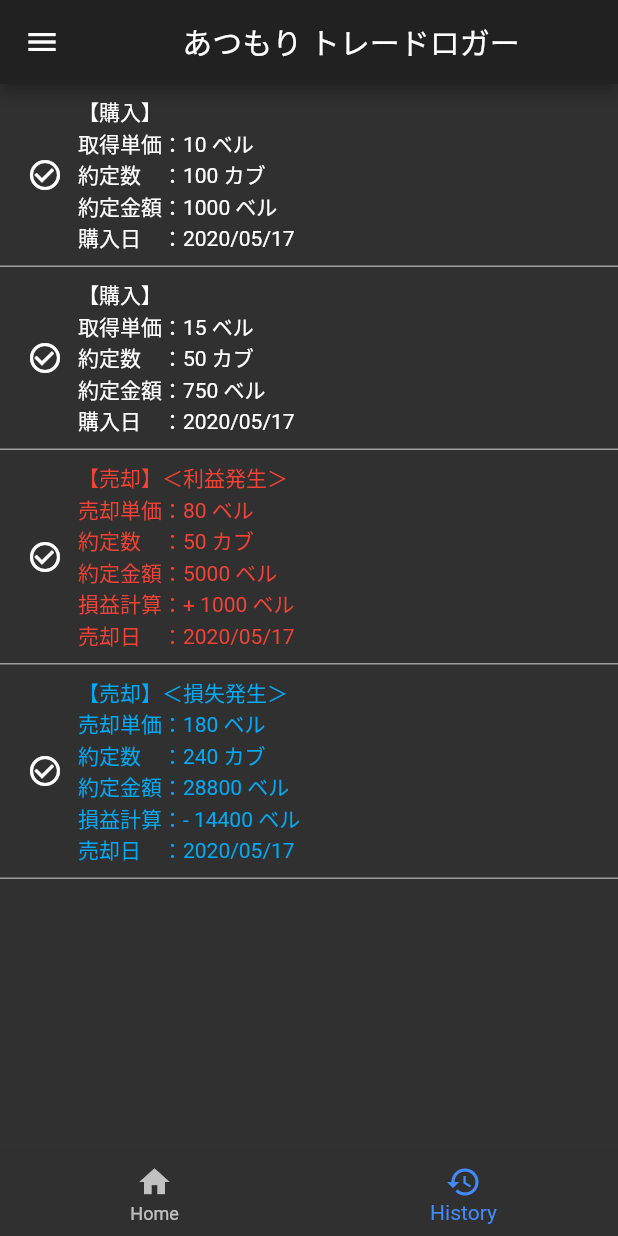
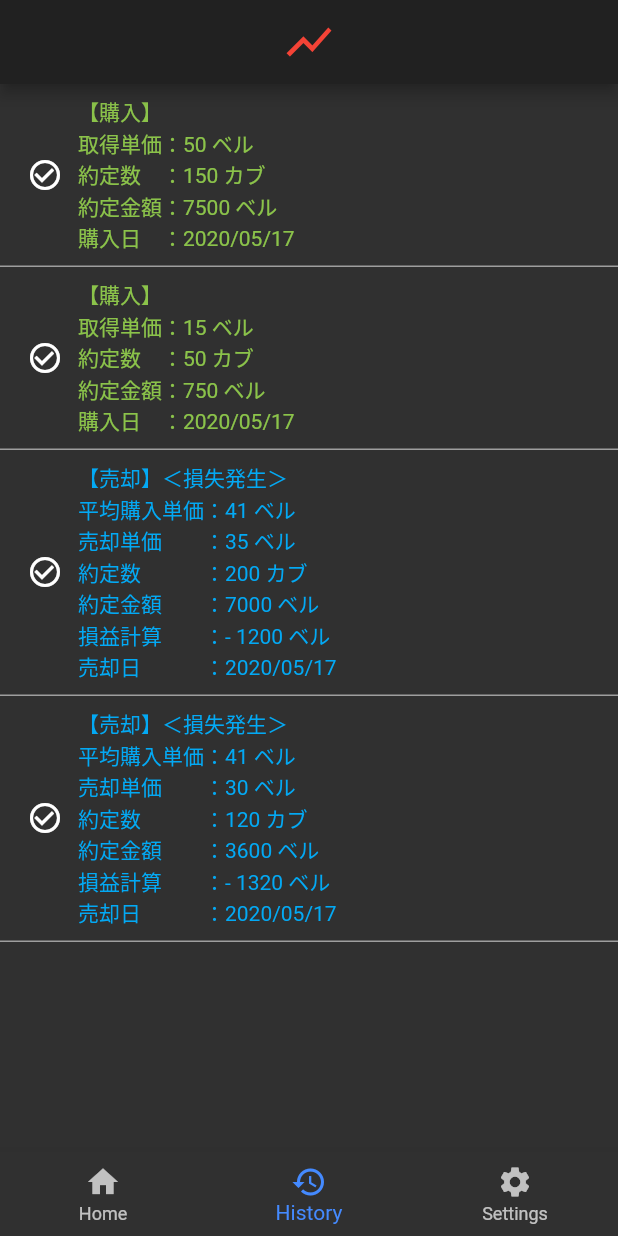
Before and after one commit to jskny/atumori-stock-manager, a Flutter app: the screen it shows after launch, swiped to page 2, on a phone screen of 412 x 824 dp. Run offline on Flutter 3.47's test engine with Material 2 defaults, Android fonts, the phone set to English and light mode, and no system bars; our stand-ins replace firebase_auth, google_sign_in; missing offline and left inert: dart:html; accounts and stored records are empty.

Commit message:
add tradelog bug fix

```diff
--- a/lib/main.dart
+++ b/lib/main.dart
@@ -14,6 +14,42 @@ import 'package:google_sign_in/google_sign_in.dart';
 // 取引履歴のListView関連
 // https://flutter.ctrnost.com/basic/layout/listview/
 
+
+// 取引ログ格納用構造体
+class TradeInfo {
+	// 取引区分（０＝未指定、１＝買付、２＝売却）
+	int type;
+
+	// 取引単価
+	int price;
+
+	// 取引個数
+	int number;
+
+	// 処理日付等
+	int date;
+
+	// 初期化だけをするコンストラクタ
+	TradeInfo() :
+		this.type = 0,
+		this.price = 0,
+		this.number = 0,
+		this.date = 0;
+
+
+	// 取引区分、単価価格、数量
+	TradeInfo.fill(int t, int p, int n) {
+		this.type = t;
+		this.price = p;
+		this.number = n;
+	}
+
+
+	void disp() {
+		print("${this.type == 1 ? "B" : (this.type == 2 ? "S" : "N") }, ${this.price}, ${this.number}");
+	}
+}
+
 void main() {
 	runApp(MyApp());
 }
@@ -23,9 +59,9 @@ class MyApp extends StatelessWidget {
 	@override
 	Widget build(BuildContext context) {
 		return MaterialApp(
-			title: 'あつもり トレードロガー',
+			title: 'カブ価メモ君',
 			theme: ThemeData.dark(),
-			home: MyHomePage(title: 'あつもり トレードロガー'),
+			home: MyHomePage(title: 'カブ価メモ君'),
 		);
 	}
 }
@@ -43,7 +79,9 @@ class _MyHomePageState extends State<MyHomePage> {
 	// タブ関連
 	PageController _pageController;
 	int _currentIndex = 0;
-	List<Widget> _pageWidgets = new List(2);
+	List<Widget> _pageWidgets = new List(3);
+
+	List<TradeInfo> _tradeInfo = new List<TradeInfo>();
 
 
 	@override
@@ -51,17 +89,65 @@ class _MyHomePageState extends State<MyHomePage> {
 		super.initState();
 		_pageController = new PageController();
 
+
+		// 買付ダミー
+		this._tradeInfo.add(new TradeInfo.fill(1, 50, 150));
+		this._tradeInfo.add(new TradeInfo.fill(1, 15, 50));
+
+		// 売却ダミー
+		this._tradeInfo.add(new TradeInfo.fill(2, 35, 200));
+		this._tradeInfo.add(new TradeInfo.fill(2, 30, 120));
+
+
 		// ホーム画面
 		_pageWidgets[0] = _createHomePage();
 		// 取引履歴画面
-		_pageWidgets[1] = new ListView(
-			children: [
+		_pageWidgets[1] = new ListView.builder(
+			itemCount: this._tradeInfo.length,
+			itemBuilder: (context, int index) {
+				// 買付の場合
+				if (this._tradeInfo[index].type == 1) {
+					return (_historyItemBought(this._tradeInfo[index].price, this._tradeInfo[index].number));
+				}
+				// 売却の場合
+				else if (this._tradeInfo[index].type == 2) {
+					// 平均取得残高計算
+					int tmpPrice = 0;
+					int tmpCnt = 0;
+
+					// ログから平均取得残高を計算
+					for (int i = 0; i < this._tradeInfo.length; ++i) {
+						// 日付が先週のものは計算除外
+						// TODO:
+
+						if (this._tradeInfo[i].type == 1) {
+							// 買付
+							tmpPrice += this._tradeInfo[i].price * this._tradeInfo[i].number;
+							tmpCnt += this._tradeInfo[i].number;
+						}
+
+						print("${tmpCnt}:${tmpPrice}");
+						this._tradeInfo[i].disp();
+					}
+
+					if (tmpPrice > 0) {
+						tmpPrice = tmpPrice ~/ tmpCnt;
+					}
+
+					return (_historyItemSell(this._tradeInfo[index].price, this._tradeInfo[index].number, tmpPrice));
+				}
+
+				return (Padding());
+			}
+		);
+/*			children: [
 				_historyItemBought(10, 100),
 				_historyItemBought(15, 50),
 				_historyItemSell(100, 50, 80),
 				_historyItemSell(120, 240, 180)
 			],
-		);
+		);*/
+		_pageWidgets[2] = _createSettingsPage();
 
 	}
 
@@ -81,7 +167,11 @@ class _MyHomePageState extends State<MyHomePage> {
 					children: [
 						Container(
 							padding: const EdgeInsets.all(8.0),
-							child: Text(widget.title)
+							child: Icon(
+								Icons.show_chart,
+								color: Colors.red,
+								size: 36.0
+							)
 						)
 					]
 				)
@@ -89,9 +179,9 @@ class _MyHomePageState extends State<MyHomePage> {
 
 
 			// 左側メニュー
-			drawer: Drawer(
-				child: _createLeftMenu()
-			),
+//			drawer: Drawer(
+//				child: _createLeftMenu()
+//			),
 
 			body: new PageView(
 				children : _pageWidgets,
@@ -106,6 +196,7 @@ class _MyHomePageState extends State<MyHomePage> {
 				items: <BottomNavigationBarItem>[
 					BottomNavigationBarItem(icon: Icon(Icons.home), title: Text('Home')),
 					BottomNavigationBarItem(icon: Icon(Icons.history), title: Text('History')),
+					BottomNavigationBarItem(icon: Icon(Icons.settings), title: Text('Settings'))
 				],
 				currentIndex: _currentIndex,
 				fixedColor: Colors.blueAccent,
@@ -156,7 +247,7 @@ class _MyHomePageState extends State<MyHomePage> {
 							"約定金額：${price * count} ベル\n"
 							"購入日　：2020/05/17",
 							style: TextStyle(
-								color:Colors.white,
+								color:Colors.lightGreen,
 								fontSize: 14.0
 							),
 						),
@@ -190,11 +281,12 @@ class _MyHomePageState extends State<MyHomePage> {
 							),
 							Text(
 								"【売却】${(sellPrice - boughtPrice < 0) ? "＜損失発生＞" : "＜利益発生＞"}\n"
-								"売却単価：${boughtPrice} ベル\n"
-								"約定数　：${sellCount} カブ\n"
-								"約定金額：${sellPrice * sellCount} ベル\n"
-								"損益計算：${(sellPrice - boughtPrice) > 0 ? "+" : "-"} ${((sellPrice - boughtPrice) * sellCount).abs()} ベル\n"
-								"売却日　：2020/05/17",
+								"平均購入単価：${boughtPrice} ベル\n"
+								"売却単価　　：${sellPrice} ベル\n"
+								"約定数　　　：${sellCount} カブ\n"
+								"約定金額　　：${sellPrice * sellCount} ベル\n"
+								"損益計算　　：${(sellPrice - boughtPrice) > 0 ? "+" : "-"} ${((sellPrice - boughtPrice) * sellCount).abs()} ベル\n"
+								"売却日　　　：2020/05/17",
 								style: TextStyle(
 									color: (sellPrice - boughtPrice < 0) ? Colors.lightBlue : Colors.red,
 									fontSize: 14.0
@@ -210,35 +302,6 @@ class _MyHomePageState extends State<MyHomePage> {
 		);
 	}
 
-	// 【左メニュー】
-	ListView _createLeftMenu() {
-		return (new ListView(
-				padding: EdgeInsets.zero,
-
-				children: <Widget>[
-					ListTile(
-						title: Text(
-							"あつもり トレードロガー",
-							style: new TextStyle(
-								color: Colors.white,
-								fontSize: 16.0
-								)
-						)
-					),
-					ListTile(
-						title: Text("Settings"),
-						onTap: () {
-							print("setting.");
-						},
-					),
-					ListTile(
-						title: Text("(c) jskny")
-					)
-				]
-			)
-		);
-	}
-
 
 	// ホーム画面
 	Container _createHomePage() {
@@ -247,6 +310,10 @@ class _MyHomePageState extends State<MyHomePage> {
 				children: [
 					Column(
 						children: <Widget>[
+							Container(
+								padding: const EdgeInsets.all(2),
+							),
+
 							Column(
 								// ボタンを横幅最大まで伸ばすため
 								crossAxisAlignment: CrossAxisAlignment.stretch,
@@ -255,7 +322,7 @@ class _MyHomePageState extends State<MyHomePage> {
 									RaisedButton(
 										padding: const EdgeInsets.all(8.0),
 										child: const Text('現在カブ値記帳'),
-										onPressed: (){}
+										onPressed: (){},
 									),
 
 									RaisedButton(
@@ -281,10 +348,19 @@ class _MyHomePageState extends State<MyHomePage> {
 								])
 							),
 
+							Card(child: Column(
+								children: <Widget>[
+									const ListTile(
+										title: Text("計算範囲"),
+										subtitle: Text("2020/05/17-2020/05/23"),
+									)
+								])
+							),
+
 							Card(
 								child: Column(children: [
 									ListTile(
-										title: Text("保有株数　：")
+										title: Text("保有カブ数：")
 									),
 									ListTile(
 										title: Text("平均取得額：")
@@ -305,4 +381,57 @@ class _MyHomePageState extends State<MyHomePage> {
 	}
 
 
+	// 設定ページ
+	Container _createSettingsPage() {
+		return (new Container(
+			child: ListView(
+				children: <Widget>[
+					Column(
+						children: <Widget>[
+							Card(
+								child: Column(
+									children: [
+										ListTile(
+											title: Text(
+												"カブ価メモ君",
+												style: new TextStyle(
+													color: Colors.white,
+													fontSize: 16.0
+												)
+											)
+										),
+										ListTile(
+											title: Text(
+												"あつまれどうぶつの森のゲーム内における、\n"
+												"ベル稼ぎ手段のカブについて、\n"
+												"購入時の金額などを忘れることを防止するため、\n"
+												"本ソフトウェアは作成されました。\n"
+												"\n"
+												"ご自由にご活用くださいませ",
+												style: new TextStyle(
+													color: Colors.lightGreen,
+													fontSize: 14.0
+												)
+											)
+										)
+									]
+								)
+							),
+
+							Card(
+								child: Column(
+									children: [
+										ListTile(
+											title: Text("(c) jskny")
+										)
+									]
+								),
+							)
+						]
+					),
+				]
+			)
+		));
+	}
+
 }
```
